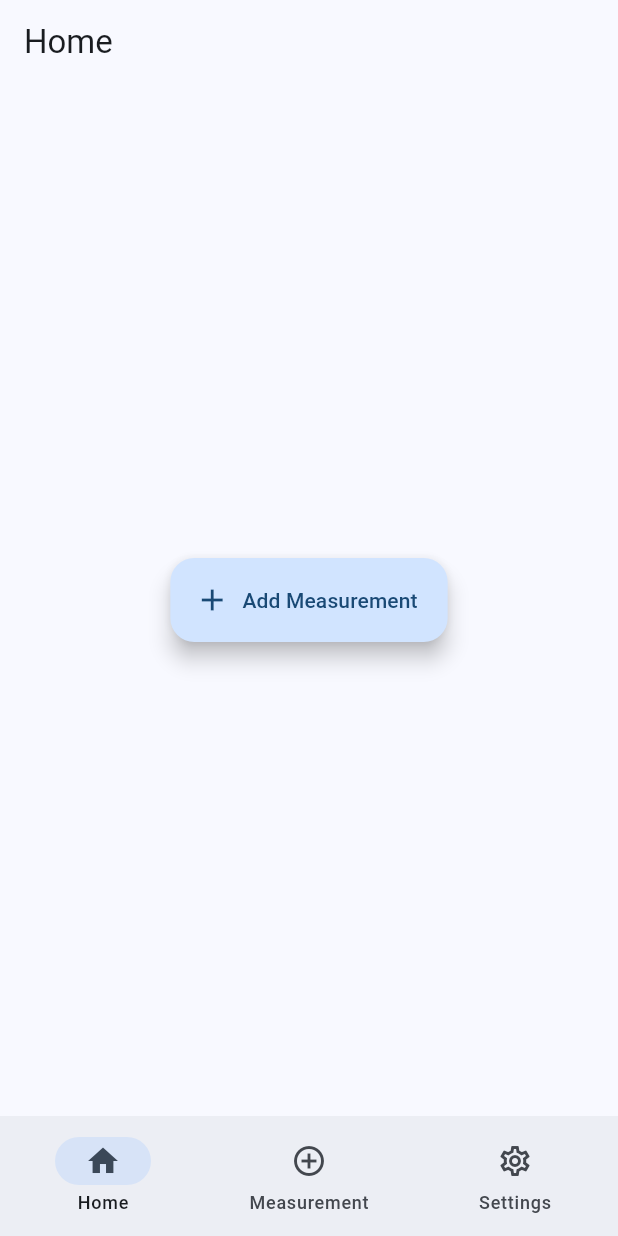
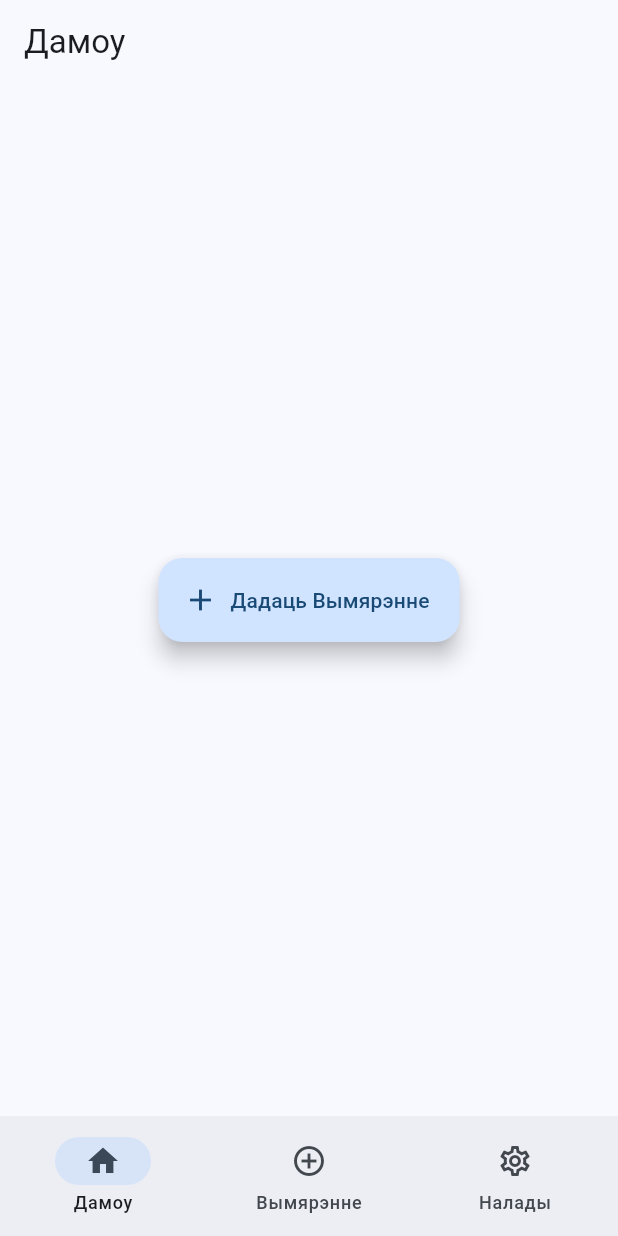
Before and after one commit to deandreamatias/sys-dia-log, a Flutter app: the screen it shows after launch, on a phone screen of 412 x 824 dp. Run offline on Flutter 3.47's test engine with Material 2 defaults, Android fonts, the light colour scheme and no system bars; our stand-ins replace auto_route, flutter_i18n, hive, hive_flutter, numberpicker; accounts and stored records are empty.

Commit message:
Settings theme, locale

```diff
--- a/assets/i18n/be_BLR.json
+++ b/assets/i18n/be_BLR.json
@@ -18,5 +18,9 @@
     "HYPERTENSION_STAGE_1": "Гіпертанія I стадыя",
     "HYPERTENSION_STAGE_2": "Гіпертанія II стадыя",
     "HYPERTENSION_CRISIS": "Гіпертанічны крыз"
-  }
+  },
+  "appearance": "Знешні выгляд",
+  "system": "Cістэмны",
+  "system_desc": "Адпавядае сістэмым наладам",
+  "dark_mode": "Цёмны рэжым"
 }
--- a/assets/i18n/en_US.json
+++ b/assets/i18n/en_US.json
@@ -18,5 +18,9 @@
     "HYPERTENSION_STAGE_1": "Hypertension stage 1",
     "HYPERTENSION_STAGE_2": "Hypertension stage 1",
     "HYPERTENSION_CRISIS": "Hypertension crisis"
-  }
+  },
+  "appearance": "Appearance",
+  "system": "System",
+  "system_desc": "Follow system setting",
+  "dark_mode": "Dark Mode"
 }
--- a/assets/i18n/ru_RU.json
+++ b/assets/i18n/ru_RU.json
@@ -18,5 +18,9 @@
     "HYPERTENSION_STAGE_1": "Гипертония I",
     "HYPERTENSION_STAGE_2": "Гипертония II",
     "HYPERTENSION_CRISIS": "Гипертонический криз"
-  }
+  },
+  "appearance": "Внешний вид",
+  "system": "Системный",
+  "system_desc": "Следует системным настройкам",
+  "dark_mode": "Темный режим"
 }
--- a/lib/app.dart
+++ b/lib/app.dart
@@ -1,7 +1,9 @@
 import 'package:flutter/material.dart';
 import 'package:flutter_i18n/flutter_i18n.dart';
 import 'package:flutter_localizations/flutter_localizations.dart';
+import 'package:provider/provider.dart';
 import 'package:sys_dia_log/locale/locales.dart';
+import 'package:sys_dia_log/modules/settings/providers/app_settings_provider.dart';
 import 'package:sys_dia_log/routing/router.dart';
 
 class SysDiaLogApp extends StatelessWidget {
@@ -11,7 +13,13 @@
 
   @override
   Widget build(BuildContext context) {
-    return MaterialApp.router(
+    return MultiProvider(
+      providers: [
+        ChangeNotifierProvider(
+          create: (context) => AppSettingsProvider(),
+        ),
+      ],
+      builder: (context, child) => MaterialApp.router(
         useInheritedMediaQuery: true,
         title: 'Sys Dia Log',
         debugShowCheckedModeBanner: false,
@@ -20,7 +28,8 @@
           colorSchemeSeed: Colors.blue,
         ),
         darkTheme: ThemeData.dark(),
-      themeMode: ThemeMode.system,
+        themeMode: context.watch<AppSettingsProvider>().themeMode,
+        locale: context.watch<AppSettingsProvider>().locale,
         supportedLocales: locales,
         localizationsDelegates: [
           FlutterI18nDelegate(
@@ -33,6 +42,7 @@
         ],
         routerDelegate: _appRouter.delegate(),
         routeInformationParser: _appRouter.defaultRouteParser(),
+      ),
     );
   }
 }
--- /dev/null
+++ b/lib/modules/settings/model/locale_setting.dart
@@ -0,0 +1,8 @@
+import 'package:flutter/material.dart';
+
+import 'app_setting.dart';
+
+class LocaleSetting extends AppSetting<Locale> {
+  LocaleSetting([Locale? currentLocale])
+      : super("appLocale", currentLocale, const Locale('be', 'BLR'));
+}
--- /dev/null
+++ b/lib/modules/settings/model/theme_mode_setting.dart
@@ -0,0 +1,8 @@
+import 'package:flutter/material.dart';
+
+import 'app_setting.dart';
+
+class ThemeModeSetting extends AppSetting<ThemeMode> {
+  ThemeModeSetting([ThemeMode? currentMode])
+      : super("appThemeMode", currentMode, ThemeMode.system);
+}
--- /dev/null
+++ b/lib/modules/settings/providers/app_settings_provider.dart
@@ -0,0 +1,22 @@
+import 'package:flutter/material.dart';
+import 'package:sys_dia_log/modules/settings/model/locale_setting.dart';
+import 'package:sys_dia_log/modules/settings/model/theme_mode_setting.dart';
+import 'package:sys_dia_log/modules/settings/service/app_settings_service.dart';
+
+class AppSettingsProvider extends ChangeNotifier {
+  final AppSettingsService _settingsService = AppSettingsService();
+
+  ThemeMode get themeMode => _settingsService.themeModeSetting.getOrDefault();
+
+  Locale get locale => _settingsService.localeSetting.getOrDefault();
+
+  set themeMode(ThemeMode themeMode) {
+    _settingsService.save(ThemeModeSetting(themeMode));
+    notifyListeners();
+  }
+
+  set locale(Locale locale) {
+    _settingsService.save(LocaleSetting(locale));
+    notifyListeners();
+  }
+}
--- /dev/null
+++ b/lib/modules/settings/service/app_settings_service.dart
@@ -0,0 +1,25 @@
+import 'package:hive_flutter/hive_flutter.dart';
+import 'package:sys_dia_log/hive/hive_box.dart';
+import 'package:sys_dia_log/modules/settings/model/app_setting.dart';
+
+import 'package:sys_dia_log/modules/settings/model/locale_setting.dart';
+import 'package:sys_dia_log/modules/settings/model/theme_mode_setting.dart';
+
+class AppSettingsService {
+  final Box _box = Hive.box(applicationSettingsBox);
+
+  ThemeModeSetting get themeModeSetting => _readSetting(ThemeModeSetting());
+
+  LocaleSetting get localeSetting => _readSetting(LocaleSetting());
+
+  void save(AppSetting setting) {
+    _box.put(setting.name, setting.value);
+  }
+
+  _readSetting(AppSetting setting) {
+    if (_box.containsKey(setting.name)) {
+      setting.value = _box.get(setting.name);
+    }
+    return setting;
+  }
+}
--- a/lib/routing/router.dart
+++ b/lib/routing/router.dart
@@ -16,7 +16,7 @@
     CustomRoute(
         page: NavBarView,
         children: [
-          AutoRoute(page: HomeView, initial: true),
+          AutoRoute(page: HomeView),
           AutoRoute(page: MeasurementView),
           AutoRoute(page: SettingsView)
         ],
--- a/pubspec.yaml
+++ b/pubspec.yaml
@@ -20,7 +20,7 @@
   numberpicker: ^2.1.1
   hive: ^2.2.3
   hive_flutter: ^1.1.0
-  provider: ^4.3.1
+  provider: ^6.0.5
   graphic: ^1.0.1
 
 
```
Also changed, not shown: lib/main.dart (+9 -0 lines), lib/modules/settings/model/app_setting.dart (added, +13 -0 lines), lib/modules/settings/model/locale_adapter.dart (added, +34 -0 lines), lib/modules/settings/model/theme_mode_adapter.dart (added, +17 -0 lines), lib/modules/settings/ui/locale_settings.dart (added, +22 -0 lines), lib/modules/settings/ui/theme_settings.dart (added, +64 -0 lines), lib/modules/settings/views/settings_view.dart (+13 -0 lines), pubspec.lock. Lines whose indentation alone changed are shown as unchanged.
